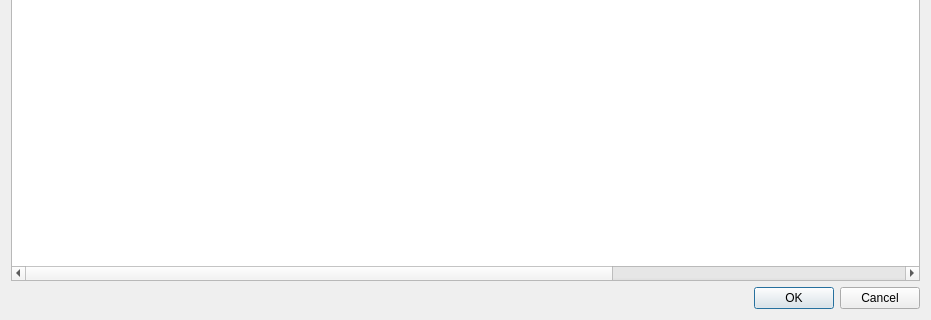
Before: the Qt Designer form widgets/DerivedMetricInformationDialog.ui in OpenSpeedShop/cbtf-argonavis-gui, drawn with Qt 5; both pictures show x 0 to 931 and y 331 to 651 of the 931 by 651 pixel window.
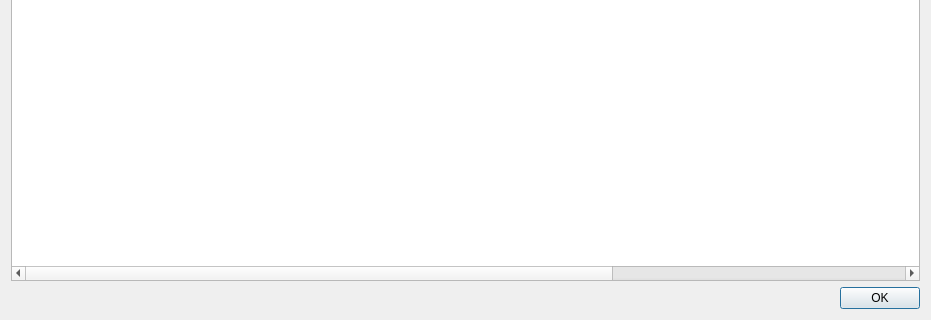
After: the same form once the commit is applied.

Commit message: Add Wikipedia reference to Edsger Dijkstra's 'shunting-yard' algorithm.  Remove 'Cancel' button from 'Derived Metrics Information' dialog.

```diff
--- a/widgets/DerivedMetricInformationDialog.ui
+++ b/widgets/DerivedMetricInformationDialog.ui
@@ -111,7 +111,7 @@
       <enum>Qt::Horizontal</enum>
      </property>
      <property name="standardButtons">
-      <set>QDialogButtonBox::Cancel|QDialogButtonBox::Ok</set>
+      <set>QDialogButtonBox::Ok</set>
      </property>
     </widget>
    </item>
```
The commit also changes 1 other file.
